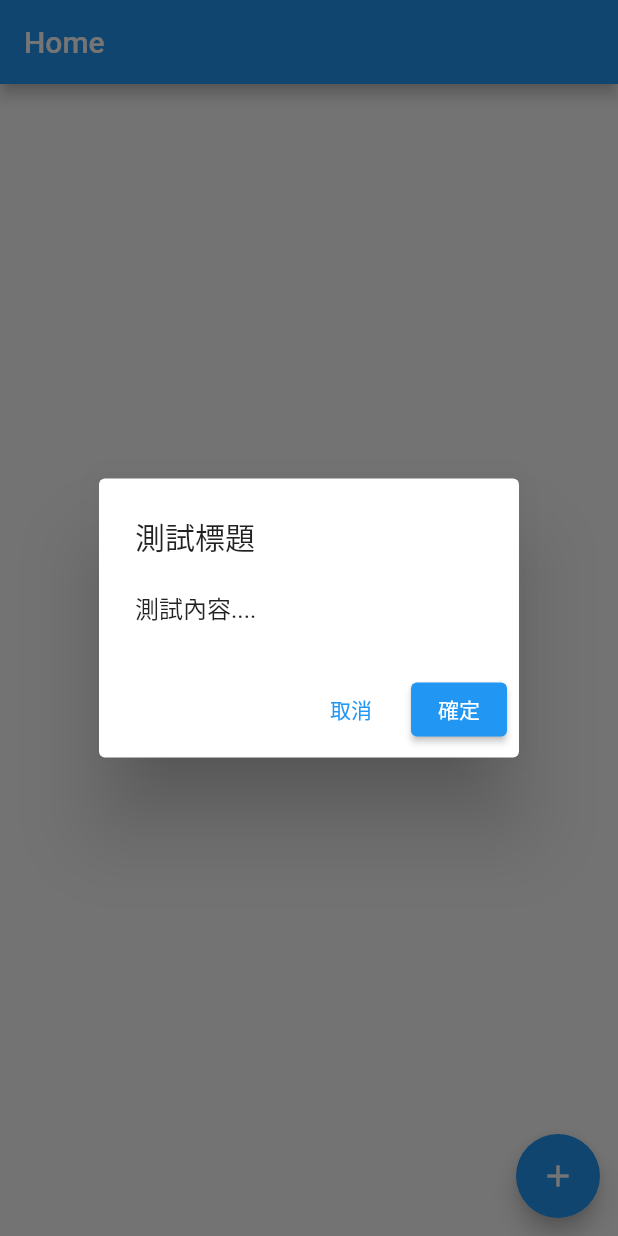
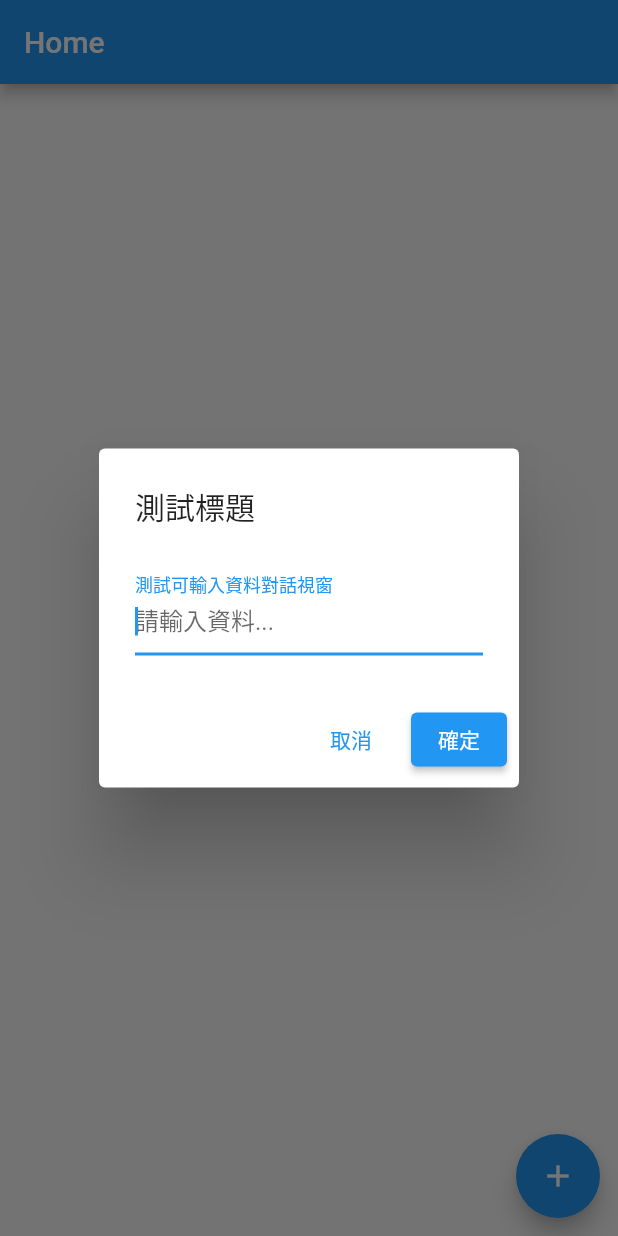
Before and after one commit to Embrs/flutter-demo, a Flutter app: the screen it shows after launch, after a tap on "Alart Dialog", on a phone screen of 412 x 824 dp. Run offline on Flutter 3.47's test engine with Material 2 defaults, Android fonts, the light colour scheme and no system bars; missing offline and left inert: dart:ffi.

Commit message:
input dialog

```diff
--- a/lib/main.dart
+++ b/lib/main.dart
@@ -1,3 +1,5 @@
+import 'dart:ffi';
+
 import 'package:flutter/material.dart';
 
 void main() {
@@ -42,10 +44,8 @@ class HomePage extends StatelessWidget {
           ElevatedButton(
             child: const Text("Alart Dialog"),
             onPressed: () async {
-              final CONFIRM_ACTION? action = await showMyAlart(context);
-              if (action == CONFIRM_ACTION.ok) {
-                print("IsOK");
-              }
+              final ResObj? resObj = await showMyAlart(context);
+              print("${resObj?.ans}:${resObj?.value}");
             },
           ),
         ],
@@ -55,23 +55,47 @@ class HomePage extends StatelessWidget {
 }
 
 enum CONFIRM_ACTION { ok, cancel }
-Future<CONFIRM_ACTION?> showMyAlart(BuildContext context) {
-  return showDialog<CONFIRM_ACTION>(
+
+class ResObj {
+  CONFIRM_ACTION? ans;
+  String? value;
+}
+
+Future<ResObj?> showMyAlart(BuildContext context) {
+  var resObj = new ResObj();
+  return showDialog<ResObj>(
     context: context,
     builder: (context) {
       return AlertDialog(
         title: const Text("測試標題"),
-        content: const Text("測試內容...."),
+        content: Row(
+          children: [
+            Expanded(
+              child: TextField(
+                autofocus: true,
+                decoration: const InputDecoration(
+                  labelText: "測試可輸入資料對話視窗",
+                  hintText: "請輸入資料...",
+                ),
+                onChanged: (value) {
+                  resObj.value = value;
+                },
+              ),
+            )
+          ],
+        ),
         actions: [
           TextButton(
             onPressed: () {
-              Navigator.of(context).pop(CONFIRM_ACTION.cancel);
+              resObj.ans = CONFIRM_ACTION.cancel;
+              Navigator.of(context).pop(resObj);
             },
             child: const Text("取消"),
           ),
           ElevatedButton(
             onPressed: () {
-              Navigator.of(context).pop(CONFIRM_ACTION.ok);
+              resObj.ans = CONFIRM_ACTION.ok;
+              Navigator.of(context).pop(resObj);
             },
             child: const Text("確定"),
           ),
```
